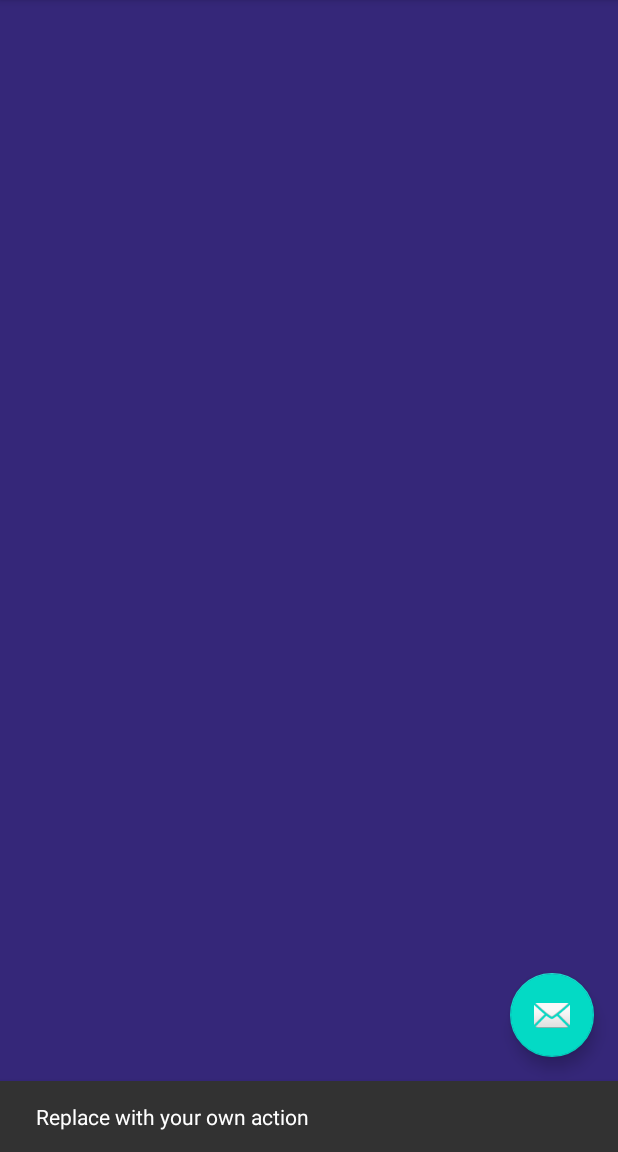
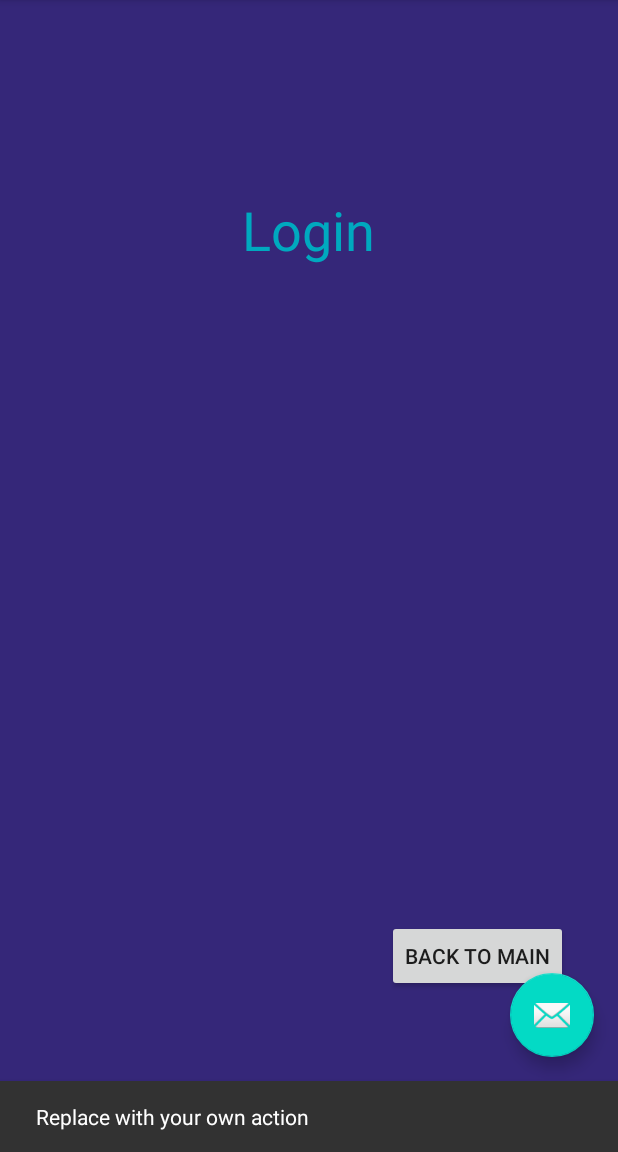
Before and after one commit to ChristosLabrou/CineMatchMe, an Android app: the screen it shows after launch (MainActivity), after a tap on an icon or button, on a phone screen of 412 x 824 dp, the part 84-1236 px from its top. Run offline under Robolectric (Android 15) with nearby library versions, the phone set to English and light mode, and no system bars.

Commit message:
Fixed import packages

```diff
--- a/app/src/main/java/com/example/myapplication/App.java
+++ b/app/src/main/java/com/example/myapplication/App.java
@@ -1,5 +1,5 @@
-package com.example.cinematchme;
+package com.example.myapplication;
 
 public class App {
-    User user;
+//    User user;
 }
--- a/app/src/main/java/com/example/myapplication/Movie.java
+++ b/app/src/main/java/com/example/myapplication/Movie.java
@@ -1,4 +1,4 @@
-package com.example.cinematchme;
+package com.example.myapplication;
 
 public class Movie {
     int id;
--- a/app/src/main/java/com/example/myapplication/Places.java
+++ b/app/src/main/java/com/example/myapplication/Places.java
@@ -1,8 +1,8 @@
-package com.example.cinematchme;
+package com.example.myapplication;
 
 public class Places {
     int id;
     String name;
     String location;
-    Movie current_movies[];
+//    Movie current_movies[];
 }
--- a/app/src/main/java/com/example/myapplication/Review.java
+++ b/app/src/main/java/com/example/myapplication/Review.java
@@ -1,9 +1,9 @@
-package com.example.cinematchme;
+package com.example.myapplication;
 
 public class Review {
     int id;
-    User author;
-    Movie about;
+//    User author;
+//    Movie about;
     int overall_rating;
     String text;
 }
--- a/app/src/main/java/com/example/myapplication/Statistics.java
+++ b/app/src/main/java/com/example/myapplication/Statistics.java
@@ -1,8 +1,8 @@
-package com.example.cinematchme;
+package com.example.myapplication;
 
 public class Statistics {
     int id;
-    User user;
-    Movie.genre preferences[];
+//    User user;
+//    Movie.genre preferences[];
 
 }
--- a/app/src/main/java/com/example/myapplication/UserFree.java
+++ b/app/src/main/java/com/example/myapplication/UserFree.java
@@ -1,4 +1,4 @@
-package com.example.cinematchme;
+package com.example.myapplication;
 
 public class UserFree {
     int privilages;
--- a/app/src/main/java/com/example/myapplication/UserLite.java
+++ b/app/src/main/java/com/example/myapplication/UserLite.java
@@ -1,4 +1,4 @@
-package com.example.cinematchme;
+package com.example.myapplication;
 
 public class UserLite {
     int privilages;
--- a/app/src/main/java/com/example/myapplication/UserPremium.java
+++ b/app/src/main/java/com/example/myapplication/UserPremium.java
@@ -1,4 +1,4 @@
-package com.example.cinematchme;
+package com.example.myapplication;
 
 public class UserPremium {
     int privilages;
--- a/app/src/main/res/layout/login.xml
+++ b/app/src/main/res/layout/login.xml
@@ -14,6 +14,20 @@
             android:layout_height="wrap_content" android:id="@+id/back"
             app:layout_constraintTop_toTopOf="parent" app:layout_constraintStart_toStartOf="parent"
             app:layout_constraintEnd_toEndOf="parent" app:layout_constraintBottom_toBottomOf="parent"
-            app:layout_constraintHorizontal_bias="0.498" app:layout_constraintVertical_bias="1.0"
+            app:layout_constraintHorizontal_bias="0.885" app:layout_constraintVertical_bias="0.852"
     />
+    <TextView
+            android:text="Login"
+            android:layout_width="wrap_content"
+            android:layout_height="wrap_content" android:id="@+id/loginTitle"
+            android:textSize="36sp" app:layout_constraintTop_toTopOf="parent"
+            app:layout_constraintBottom_toBottomOf="parent" app:layout_constraintEnd_toEndOf="parent"
+            app:layout_constraintStart_toStartOf="parent" app:layout_constraintHorizontal_bias="0.498"
+            app:layout_constraintVertical_bias="0.179" android:textColor="#00A9BF"/>
+    <ScrollView
+            android:layout_width="409dp"
+            android:layout_height="409dp" tools:layout_editor_absoluteY="101dp" tools:layout_editor_absoluteX="1dp">
+        <LinearLayout android:layout_width="match_parent" android:layout_height="wrap_content"
+                      android:orientation="vertical"/>
+    </ScrollView>
 </androidx.constraintlayout.widget.ConstraintLayout>
```
Also changed, not shown: app/src/main/java/com/example/myapplication/Chat.java (+6 -4 lines).
